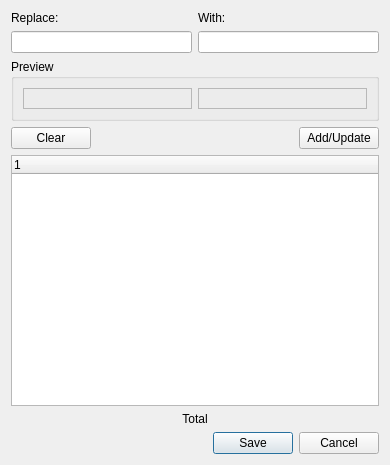
Above: src/frontend/AutoCorrectDialog.ui from OpenBangla/OpenBangla-Keyboard before the change. Below: the same form after it.
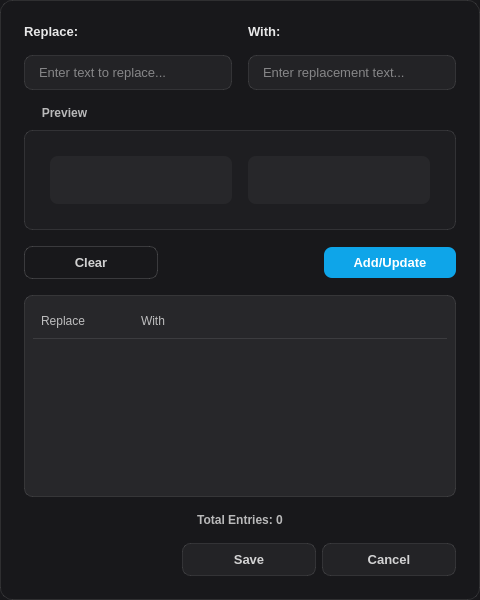
That is the form after the change.

```diff
--- a/src/frontend/AutoCorrectDialog.ui
+++ b/src/frontend/AutoCorrectDialog.ui
@@ -6,16 +6,182 @@
    <rect>
     <x>0</x>
     <y>0</y>
-    <width>390</width>
-    <height>465</height>
+    <width>480</width>
+    <height>600</height>
    </rect>
   </property>
   <property name="windowTitle">
-   <string>Edit Phonetic AutoCorrect entries</string>
+   <string>Edit Phonetic AutoCorrect Entries</string>
+  </property>
+  <property name="styleSheet">
+   <string notr="true">QDialog {
+    background: #18181b;
+    border: 1px solid rgba(255, 255, 255, 0.1);
+    border-radius: 12px;
+}
+
+QLabel {
+    color: rgba(255, 255, 255, 0.9);
+    font-size: 13px;
+    font-weight: 500;
+}
+
+QLineEdit {
+    background: rgba(255, 255, 255, 0.05);
+    border: 1px solid rgba(255, 255, 255, 0.1);
+    border-radius: 8px;
+    padding: 8px 12px;
+    color: rgba(255, 255, 255, 0.9);
+    font-size: 13px;
+}
+
+QLineEdit:hover {
+    background: rgba(255, 255, 255, 0.08);
+    border: 1px solid rgba(255, 255, 255, 0.2);
+}
+
+QLineEdit:focus {
+    background: rgba(255, 255, 255, 0.1);
+    border: 1px solid rgba(14, 165, 233, 0.4);
+}
+
+QGroupBox {
+    background: rgba(255, 255, 255, 0.03);
+    border: 1px solid rgba(255, 255, 255, 0.1);
+    border-radius: 8px;
+    padding: 16px;
+    margin-top: 24px;
+    color: rgba(255, 255, 255, 0.7);
+    font-weight: 600;
+}
+
+QGroupBox::title {
+    subcontrol-origin: margin;
+    left: 8px;
+    padding: 0 8px;
+}
+
+QPushButton {
+    background: rgba(255, 255, 255, 0.05);
+    border: 1px solid rgba(255, 255, 255, 0.1);
+    border-radius: 8px;
+    padding: 8px 16px;
+    color: rgba(255, 255, 255, 0.8);
+    font-size: 13px;
+    min-width: 100px;
+    font-weight: 500;
+}
+
+QPushButton:hover {
+    background: rgba(255, 255, 255, 0.08);
+    border: 1px solid rgba(255, 255, 255, 0.2);
+    color: rgba(255, 255, 255, 1);
+}
+
+QPushButton:pressed {
+    background: rgba(255, 255, 255, 0.04);
+}
+
+QPushButton#btnUpdate {
+    background: #0ea5e9;
+    border: none;
+    color: white;
+}
+
+QPushButton#btnUpdate:hover {
+    background: #0284c7;
+}
+
+QPushButton#btnUpdate:pressed {
+    background: #0369a1;
+}
+
+QPushButton#btnClear {
+    background: transparent;
+    border: 1px solid rgba(255, 255, 255, 0.15);
+}
+
+QPushButton#btnClear:hover {
+    background: rgba(255, 255, 255, 0.05);
+}
+
+QTreeWidget {
+    background: #27272a;
+    border: 1px solid rgba(255, 255, 255, 0.1);
+    border-radius: 8px;
+    padding: 8px;
+    color: rgba(255, 255, 255, 0.9);
+}
+
+QTreeWidget::item {
+    padding: 8px;
+    border-radius: 4px;
+}
+
+QTreeWidget::item:hover {
+    background: rgba(255, 255, 255, 0.05);
+}
+
+QTreeWidget::item:selected {
+    background: rgba(14, 165, 233, 0.15);
+    color: white;
+}
+
+QHeaderView::section {
+    background: #27272a;
+    color: rgba(255, 255, 255, 0.7);
+    padding: 8px;
+    border: none;
+    border-bottom: 1px solid rgba(255, 255, 255, 0.1);
+}
+
+QScrollBar:vertical {
+    background: transparent;
+    width: 16px;
+    margin: 0;
+}
+
+QScrollBar::handle:vertical {
+    background: rgba(255, 255, 255, 0.2);
+    border-radius: 8px;
+    min-height: 32px;
+}
+
+QScrollBar::handle:vertical:hover {
+    background: rgba(255, 255, 255, 0.3);
+}
+
+QScrollBar::add-line:vertical,
+QScrollBar::sub-line:vertical {
+    height: 0;
+}
+
+QScrollBar::up-arrow:vertical,
+QScrollBar::down-arrow:vertical {
+    background: none;
+}</string>
   </property>
   <layout class="QVBoxLayout" name="verticalLayout">
+   <property name="spacing">
+    <number>16</number>
+   </property>
+   <property name="leftMargin">
+    <number>24</number>
+   </property>
+   <property name="topMargin">
+    <number>24</number>
+   </property>
+   <property name="rightMargin">
+    <number>24</number>
+   </property>
+   <property name="bottomMargin">
+    <number>24</number>
+   </property>
    <item>
     <layout class="QHBoxLayout" name="horizontalLayout_3">
+     <property name="spacing">
+      <number>16</number>
+     </property>
      <item>
       <widget class="QLabel" name="label">
        <property name="text">
@@ -34,24 +200,33 @@
    </item>
    <item>
     <layout class="QHBoxLayout" name="horizontalLayout_4">
+     <property name="spacing">
+      <number>16</number>
+     </property>
      <item>
       <widget class="QLineEdit" name="txtReplace">
        <property name="sizePolicy">
-        <sizepolicy hsizetype="Minimum" vsizetype="Fixed">
+        <sizepolicy hsizetype="Expanding" vsizetype="Fixed">
          <horstretch>0</horstretch>
          <verstretch>0</verstretch>
         </sizepolicy>
        </property>
+       <property name="placeholderText">
+        <string>Enter text to replace...</string>
+       </property>
       </widget>
      </item>
      <item>
       <widget class="QLineEdit" name="txtWith">
        <property name="sizePolicy">
-        <sizepolicy hsizetype="Minimum" vsizetype="Fixed">
+        <sizepolicy hsizetype="Expanding" vsizetype="Fixed">
          <horstretch>0</horstretch>
          <verstretch>0</verstretch>
         </sizepolicy>
        </property>
+       <property name="placeholderText">
+        <string>Enter replacement text...</string>
+       </property>
       </widget>
      </item>
     </layout>
@@ -62,21 +237,36 @@
       <string>Preview</string>
      </property>
      <layout class="QHBoxLayout" name="horizontalLayout">
+      <property name="spacing">
+       <number>16</number>
+      </property>
       <item>
        <widget class="QLabel" name="lblPreviewR">
         <property name="sizePolicy">
-         <sizepolicy hsizetype="Preferred" vsizetype="Preferred">
+         <sizepolicy hsizetype="Expanding" vsizetype="Preferred">
           <horstretch>0</horstretch>
           <verstretch>0</verstretch>
          </sizepolicy>
         </property>
+        <property name="minimumSize">
+         <size>
+          <width>0</width>
+          <height>48</height>
+         </size>
+        </property>
         <property name="font">
          <font>
           <family>Noto Serif Bengali</family>
+          <pointsize>14</pointsize>
          </font>
         </property>
+        <property name="styleSheet">
+         <string notr="true">background: #27272a;
+padding: 8px 16px;
+border-radius: 8px;</string>
+        </property>
         <property name="frameShape">
-         <enum>QFrame::StyledPanel</enum>
+         <enum>QFrame::NoFrame</enum>
         </property>
         <property name="text">
          <string/>
@@ -86,18 +276,30 @@
       <item>
        <widget class="QLabel" name="lblPreviewW">
         <property name="sizePolicy">
-         <sizepolicy hsizetype="Preferred" vsizetype="Preferred">
+         <sizepolicy hsizetype="Expanding" vsizetype="Preferred">
           <horstretch>0</horstretch>
           <verstretch>0</verstretch>
          </sizepolicy>
         </property>
+        <property name="minimumSize">
+         <size>
+          <width>0</width>
+          <height>48</height>
+         </size>
+        </property>
         <property name="font">
          <font>
           <family>Noto Serif Bengali</family>
+          <pointsize>14</pointsize>
          </font>
         </property>
+        <property name="styleSheet">
+         <string notr="true">background: #27272a;
+padding: 8px 16px;
+border-radius: 8px;</string>
+        </property>
         <property name="frameShape">
-         <enum>QFrame::StyledPanel</enum>
+         <enum>QFrame::NoFrame</enum>
         </property>
         <property name="text">
          <string/>
@@ -109,6 +311,9 @@
    </item>
    <item>
     <layout class="QHBoxLayout" name="horizontalLayout_2">
+     <property name="spacing">
+      <number>16</number>
+     </property>
      <item>
       <widget class="QPushButton" name="btnClear">
        <property name="text">
@@ -140,17 +345,38 @@
    </item>
    <item>
     <widget class="QTreeWidget" name="autoCorrect">
+     <property name="sizePolicy">
+      <sizepolicy hsizetype="Expanding" vsizetype="Expanding">
+       <horstretch>0</horstretch>
+       <verstretch>1</verstretch>
+      </sizepolicy>
+     </property>
+     <property name="minimumSize">
+      <size>
+       <width>0</width>
+       <height>200</height>
+      </size>
+     </property>
      <column>
       <property name="text">
-       <string notr="true">1</string>
+       <string>Replace</string>
+      </property>
+     </column>
+     <column>
+      <property name="text">
+       <string>With</string>
       </property>
      </column>
     </widget>
    </item>
    <item>
     <widget class="QLabel" name="lblEntries">
+     <property name="styleSheet">
+      <string notr="true">color: rgba(255, 255, 255, 0.7);
+font-size: 12px;</string>
+     </property>
      <property name="text">
-      <string>Total</string>
+      <string>Total Entries: 0</string>
      </property>
      <property name="alignment">
       <set>Qt::AlignCenter</set>
```
